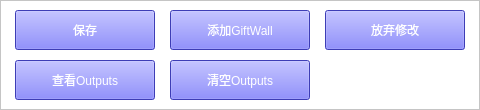
This is gui/main/operation/check_button.ui in WanKaKa/IjsGiftWall as Qt 5 draws it before an edit. The edited form follows.
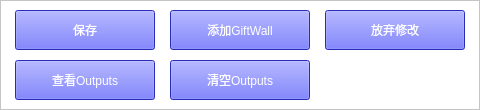
This is the edited form.

```diff
--- a/gui/main/operation/check_button.ui
+++ b/gui/main/operation/check_button.ui
@@ -56,7 +56,7 @@
      </rect>
     </property>
     <property name="styleSheet">
-     <string notr="true">background-color: rgb(85, 85, 255);
+     <string notr="true">background-color: rgb(57, 61, 255);
 color: rgb(255, 255, 255);
 font: 10pt &quot;微软雅黑&quot;;</string>
     </property>
@@ -74,7 +74,7 @@
      </rect>
     </property>
     <property name="styleSheet">
-     <string notr="true">background-color: rgb(85, 85, 255);
+     <string notr="true">background-color: rgb(57, 61, 255);
 color: rgb(255, 255, 255);
 font: 10pt &quot;微软雅黑&quot;;</string>
     </property>
@@ -92,7 +92,7 @@
      </rect>
     </property>
     <property name="styleSheet">
-     <string notr="true">background-color: rgb(85, 85, 255);
+     <string notr="true">background-color: rgb(57, 61, 255);
 color: rgb(255, 255, 255);
 font: 10pt &quot;微软雅黑&quot;;</string>
     </property>
@@ -110,7 +110,7 @@
      </rect>
     </property>
     <property name="styleSheet">
-     <string notr="true">background-color: rgb(85, 85, 255);
+     <string notr="true">background-color: rgb(57, 61, 255);
 color: rgb(255, 255, 255);
 font: 10pt &quot;微软雅黑&quot;;</string>
     </property>
@@ -128,7 +128,7 @@
      </rect>
     </property>
     <property name="styleSheet">
-     <string notr="true">background-color: rgb(85, 85, 255);
+     <string notr="true">background-color: rgb(57, 61, 255);
 color: rgb(255, 255, 255);
 font: 10pt &quot;微软雅黑&quot;;</string>
     </property>
```
